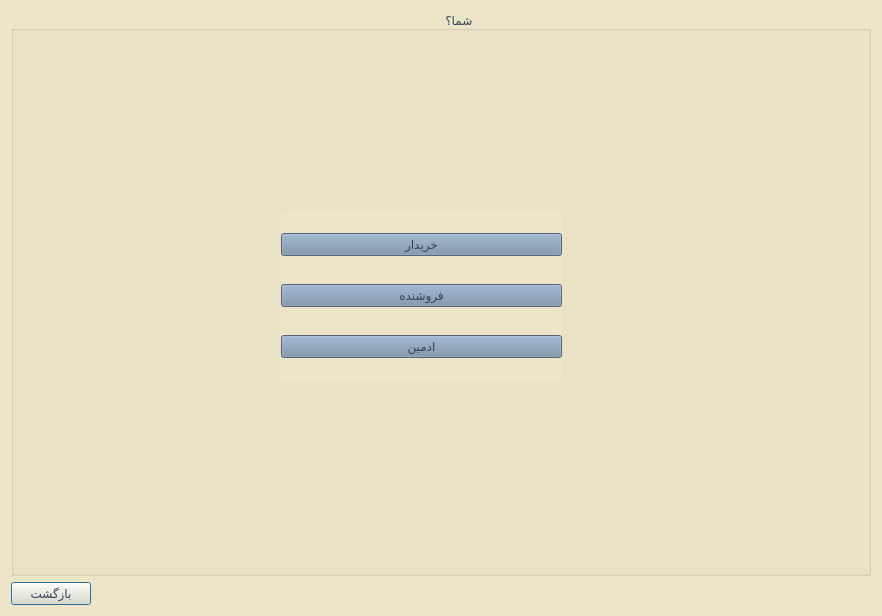
AP-projects-4001/metagoofill, file Project_Ap/mainlogin.ui: the form before one commit.
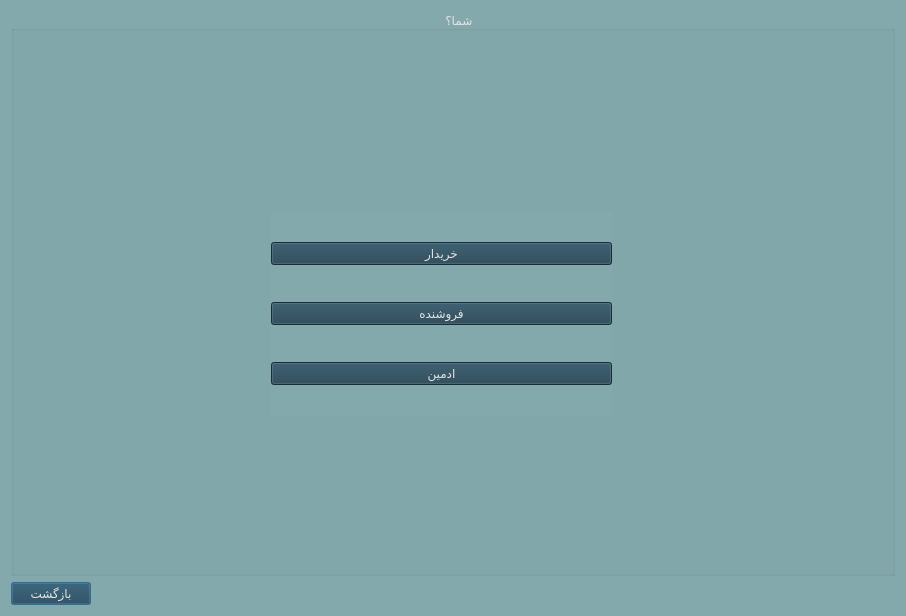
The form after the commit.

Commit message: changing colors and Completing the program ui

What changed in the file:
```diff
--- a/Project_Ap/mainlogin.ui
+++ b/Project_Ap/mainlogin.ui
@@ -6,7 +6,7 @@
    <rect>
     <x>0</x>
     <y>0</y>
-    <width>882</width>
+    <width>906</width>
     <height>616</height>
    </rect>
   </property>
@@ -14,15 +14,15 @@
    <string>Dialog</string>
   </property>
   <property name="styleSheet">
-   <string notr="true">background-color: rgb(236, 229, 199);
-</string>
+   <string notr="true">background-color: rgb(132, 169, 172);</string>
   </property>
   <layout class="QGridLayout" name="gridLayout">
    <item row="1" column="0">
     <widget class="QPushButton" name="pushButton_2">
      <property name="styleSheet">
-      <string notr="true">color: rgb(53, 66, 89);
-font: 13pt &quot;Lalezar&quot;;font:</string>
+      <string notr="true">background-color: rgb(32, 64, 81);
+color: rgb(228, 227, 227);
+font: 12pt &quot;Lalezar&quot;;</string>
      </property>
      <property name="text">
       <string>بازگشت</string>
@@ -45,30 +45,28 @@
    <item row="0" column="0" colspan="2">
     <widget class="QGroupBox" name="groupBox">
      <property name="styleSheet">
-      <string notr="true">
-color: rgb(53, 66, 89);
+      <string notr="true">color: rgb(228, 227, 227);
 font: 20pt &quot;Lalezar&quot;;</string>
      </property>
      <property name="title">
       <string>                                                                                                                                  شما؟</string>
      </property>
-     <widget class="QWidget" name="">
+     <widget class="QWidget" name="layoutWidget">
       <property name="geometry">
        <rect>
-        <x>270</x>
+        <x>260</x>
         <y>200</y>
-        <width>281</width>
-        <height>171</height>
+        <width>341</width>
+        <height>206</height>
        </rect>
       </property>
       <layout class="QVBoxLayout" name="verticalLayout">
        <item>
         <widget class="QPushButton" name="pushButton_3">
          <property name="styleSheet">
-          <string notr="true">color: rgb(53, 66, 89);
-font: 16pt &quot;Lalezar&quot;;
-background-color: rgb(116, 141, 166);
-</string>
+          <string notr="true">background-color: rgb(32, 64, 81);
+color: rgb(228, 227, 227);
+font: 16pt &quot;Lalezar&quot;;</string>
          </property>
          <property name="text">
           <string>خریدار</string>
@@ -78,10 +76,9 @@
        <item>
         <widget class="QPushButton" name="pushButton">
          <property name="styleSheet">
-          <string notr="true">color: rgb(53, 66, 89);
-font: 16pt &quot;Lalezar&quot;;
-background-color: rgb(116, 141, 166);
-</string>
+          <string notr="true">background-color: rgb(32, 64, 81);
+color: rgb(228, 227, 227);
+font: 16pt &quot;Lalezar&quot;;</string>
          </property>
          <property name="text">
           <string>فروشنده</string>
@@ -91,10 +88,9 @@
        <item>
         <widget class="QPushButton" name="pushButton_4">
          <property name="styleSheet">
-          <string notr="true">color: rgb(53, 66, 89);
-font: 16pt &quot;Lalezar&quot;;
-background-color: rgb(116, 141, 166);
-</string>
+          <string notr="true">background-color: rgb(32, 64, 81);
+color: rgb(228, 227, 227);
+font: 16pt &quot;Lalezar&quot;;</string>
          </property>
          <property name="text">
           <string>ادمین</string>
```
The commit also changes 37 other files.
